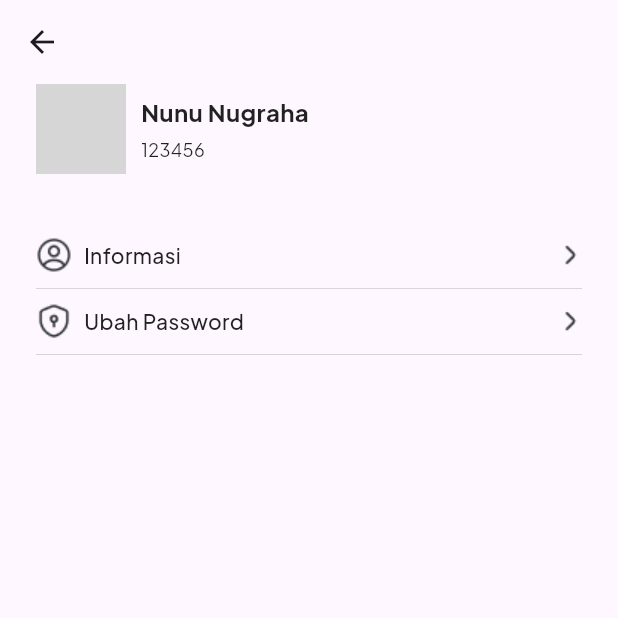
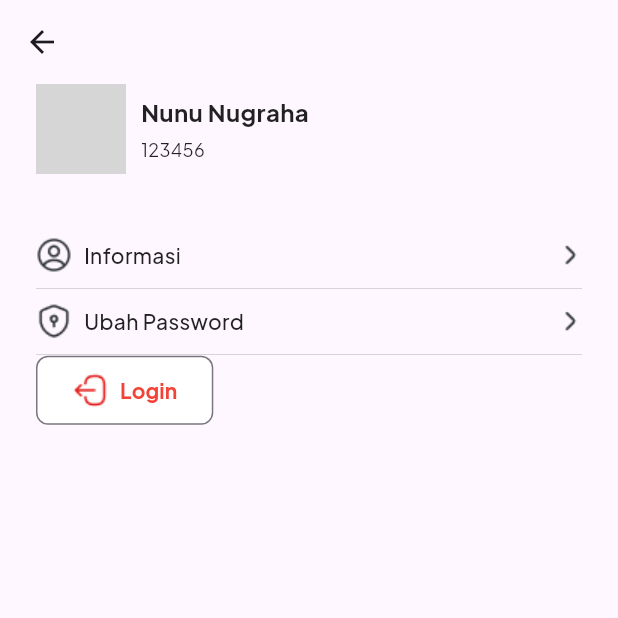
Before and after one commit to nunutech40/komtim_partner, a Flutter app: the ProfilePage screen opened directly, on a phone screen of 412 x 824 dp, the top half of it. Run offline on Flutter 3.47's test engine with Material 2 defaults, Android fonts, the phone set to English and light mode, and no system bars; our stand-ins replace bloc, dartz, equatable, flutter_bloc, get_it, go_router and 3 more; missing offline and left inert: dart:ffi; accounts and stored records are empty; network calls fail; grey boxes are pictures that could not be loaded.

Commit message:
update temp

```diff
--- a/lib/common/styles.dart
+++ b/lib/common/styles.dart
@@ -3,6 +3,8 @@ import 'package:google_fonts/google_fonts.dart';
 
 const Color primaryColor = Color(0xFF34A853);
 const Color secondaryColor = Color(0xFF309C4D);
+
+const Color error = Color(0xFFE31A1A);
 
 class AppTypography {
   static final TextStyle bold16 = TextStyle(
--- a/lib/presentation/pages/home/view/profile_page.dart
+++ b/lib/presentation/pages/home/view/profile_page.dart
@@ -1,5 +1,6 @@
 import 'package:flutter/material.dart';
 
+import '../../../widgets/custom_outline_button.dart';
 import '../../../widgets/custom_tile.dart';
 
 class ProfilePage extends StatelessWidget {
@@ -27,6 +28,11 @@ class ProfilePage extends StatelessWidget {
               title: 'Ubah Password',
               leadingIcon: Image.asset('assets/images/ic-security-safe.png'),
               trailingIcon: Image.asset('assets/images/ic-arrow-right.png'),
+            ),
+            CustomOutlineButton(
+              text: 'Login',
+              onPressed: () {},
+              icon: Image.asset('assets/images/ic-logout.png'),
             ),
           ],
         ),
--- /dev/null
+++ b/lib/presentation/widgets/custom_outline_button.dart
@@ -0,0 +1,39 @@
+import 'package:flutter/material.dart';
+
+class CustomOutlineButton extends StatelessWidget {
+  final String text;
+  final VoidCallback onPressed;
+  final Widget icon;
+
+  const CustomOutlineButton({
+    Key? key,
+    required this.text,
+    required this.onPressed,
+    required this.icon,
+  }) : super(key: key);
+
+  @override
+  Widget build(BuildContext context) {
+    return OutlinedButton.icon(
+      onPressed: onPressed,
+      icon: icon, // Add your icon here
+      label: Text(
+        text,
+        style: const TextStyle(
+          color: Colors.red,
+          fontSize: 14,
+          fontWeight: FontWeight.bold,
+        ),
+      ),
+      style: OutlinedButton.styleFrom(
+        backgroundColor: Colors.white,
+        primary: Colors.red, // This sets the text color and icon color
+        shape: RoundedRectangleBorder(
+          borderRadius: BorderRadius.circular(8.0),
+          side: BorderSide(color: Colors.red, width: 2), // Add the border here
+        ),
+        padding: const EdgeInsets.symmetric(vertical: 11.0, horizontal: 24.0),
+      ),
+    );
+  }
+}
```
Also changed, not shown: assets/images/ic-logout.png (added).
